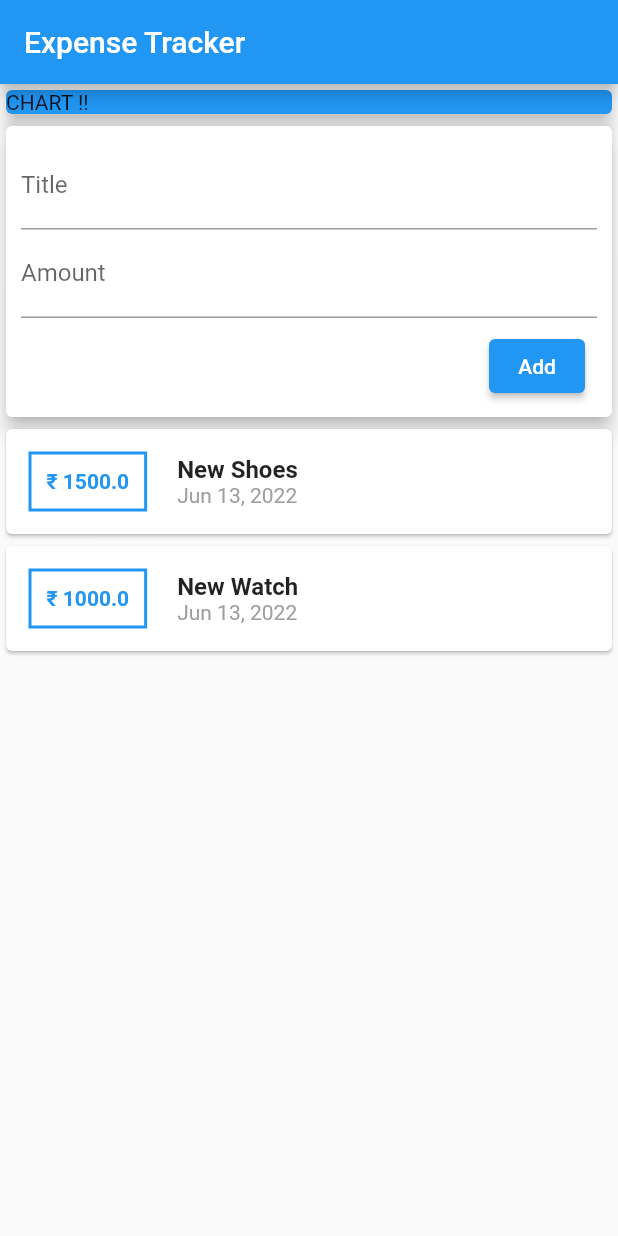
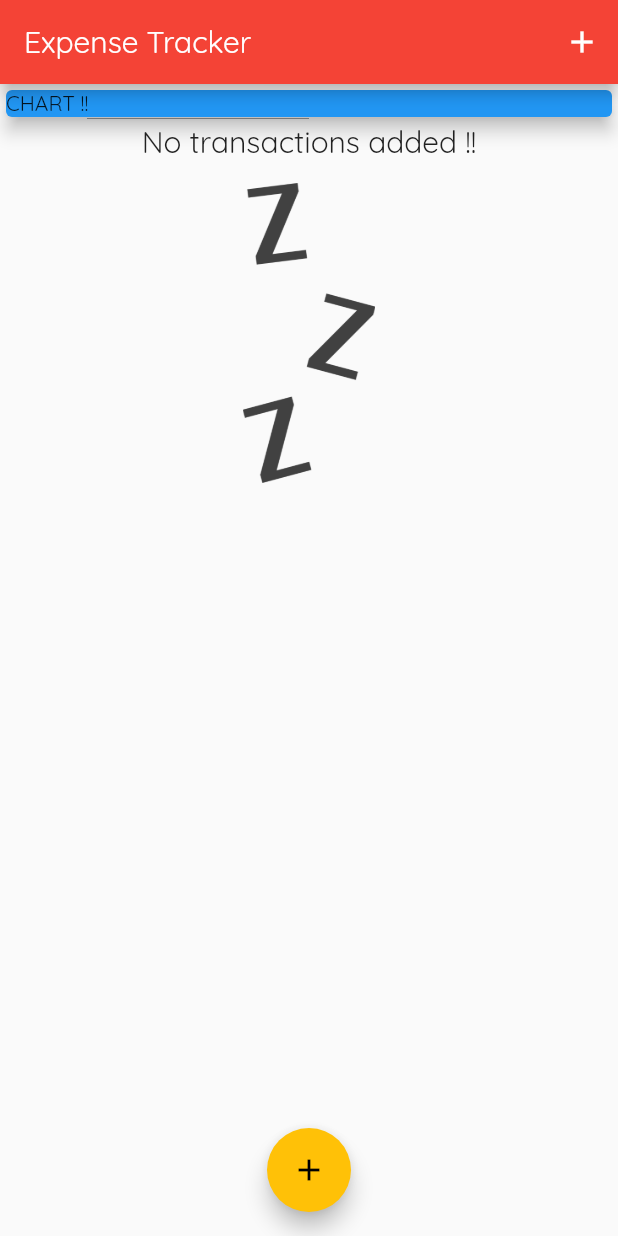
Before and after one commit to YashrajsinhYz/Personal-Expense-Tracker, a Flutter app: the screen it shows after launch, on a phone screen of 412 x 824 dp. Run offline on Flutter 3.47's test engine with Material 2 defaults, Android fonts, the phone set to English and light mode, and no system bars.

Commit message:
30th_tutorial

```diff
--- a/lib/main.dart
+++ b/lib/main.dart
@@ -1,7 +1,8 @@
 import 'package:flutter/material.dart';
-import 'package:intl/intl.dart';
 
-import './transaction.dart';
+import './widgets/new_transaction.dart';
+import './widgets/transaction_list.dart';
+import './models/transaction.dart';
 
 void main() => runApp(MyApp());
 
@@ -11,114 +12,95 @@ class MyApp extends StatelessWidget {
     return MaterialApp(
       debugShowCheckedModeBanner: false,
       title: "Personal Expense",
+      theme: ThemeData(
+        primarySwatch: Colors.red,
+        accentColor: Colors.amber,
+        fontFamily: 'Quicksand',
+      ),
       home: MyHomePage(),
     );
   }
 }
 
-class MyHomePage extends StatelessWidget {
-  final List<Transaction> transactions = [
-    Transaction(
-      id: "t1",
-      title: "New Shoes",
-      amount: 1500,
+class MyHomePage extends StatefulWidget {
+  @override
+  State<MyHomePage> createState() => _MyHomePageState();
+}
+
+class _MyHomePageState extends State<MyHomePage> {
+  final List<Transaction> _userTransactions = [
+    // Transaction(
+    //   id: "t1",
+    //   title: "New Shoes",
+    //   amount: 1500,
+    //   date: DateTime.now(),
+    // ),
+    // Transaction(
+    //   id: "t2",
+    //   title: "New Watch",
+    //   amount: 1000,
+    //   date: DateTime.now(),
+    // ),
+  ];
+
+  void _addNewTransaction(String txTitle, double txAmount) {
+    final newTx = Transaction(
+      title: txTitle,
+      amount: txAmount,
       date: DateTime.now(),
-    ),
-    Transaction(
-      id: "t2",
-      title: "New Watch",
-      amount: 1000,
-      date: DateTime.now(),
-    ),
-  ];
+      id: DateTime.now().toString(),
+    );
+
+    setState(() {
+      _userTransactions.add(newTx);
+    });
+  }
+
+  void _startAddNewTransaction(BuildContext ctx) {
+    showModalBottomSheet(
+        context: ctx,
+        builder: (_) {
+          return GestureDetector(
+            onTap: () {},
+            behavior: HitTestBehavior.opaque,
+            child: NewTransaction(_addNewTransaction),
+          );
+        });
+  }
 
   @override
   Widget build(BuildContext context) {
     return Scaffold(
       appBar: AppBar(
-        title: Text("Expense Tracker"),
+        title: Text(
+          "Expense Tracker",
         ),
-      body: Column(
+        actions: [
+          IconButton(
+            onPressed: () => _startAddNewTransaction(context),
+            icon: Icon(Icons.add),
+          ),
+        ],
+      ),
+      body: SingleChildScrollView(
+        child: Column(
           children: [
             Container(
               width: double.infinity,
               child: Card(
                 color: Colors.blue,
+                elevation: 5.0,
                 child: Text("CHART !!"),
-              elevation: 5.0,
               ),
             ),
-          Card(
-            elevation: 5,
-            child: Container(
-              padding: EdgeInsets.all(10),
-              child: Column(
-                crossAxisAlignment: CrossAxisAlignment.end,
-                children: [
-                  TextField(
-                    decoration: InputDecoration(labelText: "Title"),
-                  ),
-                  TextField(
-                    decoration: InputDecoration(labelText: "Amount"),
-                  ),
-                  Padding(
-                    padding: const EdgeInsets.only(
-                      top: 8.0,
-                      right: 8.0,
-                    ),
-                    child: ElevatedButton(onPressed: () {}, child: Text("Add")),
-                  )
+            TransactionList(_userTransactions),
           ],
         ),
       ),
-          ),
-          Column(
-            children: transactions.map(
-              (tx) {
-                return Card(
-                  child: Row(
-                    children: [
-                      Container(
-                        margin: EdgeInsets.symmetric(
-                          vertical: 15,
-                          horizontal: 15,
-                        ),
-                        decoration: BoxDecoration(
-                          border: Border.all(color: Colors.blue, width: 2),
-                        ),
-                        padding: EdgeInsets.all(10),
-                        child: Text(
-                          "₹ ${tx.amount}",
-                          style: TextStyle(
-                            color: Colors.blue,
-                            fontWeight: FontWeight.bold,
-                          ),
-                        ),
-                      ),
-                      Container(
-                        padding: EdgeInsets.all(5),
-                        child: Column(
-                          crossAxisAlignment: CrossAxisAlignment.start,
-                          children: [
-                            Text(
-                              tx.title,
-                              style: TextStyle(
-                                  fontSize: 16, fontWeight: FontWeight.bold),
-                            ),
-                            Text(
-                              DateFormat.yMMMd().format(tx.date),
-                              style: TextStyle(color: Colors.grey),
-                            ),
-                          ],
-                        ),
-                      ),
-                    ],
-                  ),
-                );
-              },
-            ).toList(),
-          ),
-        ],
+      floatingActionButtonLocation: FloatingActionButtonLocation.centerFloat,
+      floatingActionButton: FloatingActionButton(
+        onPressed: () => _startAddNewTransaction(context),
+        child: Icon(Icons.add),
       ),
     );
   }
--- /dev/null
+++ b/lib/widgets/transaction_list.dart
@@ -0,0 +1,84 @@
+import 'package:flutter/material.dart';
+import 'package:intl/intl.dart';
+
+import '../models/transaction.dart';
+
+class TransactionList extends StatelessWidget {
+  final List<Transaction> transactions;
+
+  TransactionList(this.transactions);
+
+  @override
+  Widget build(BuildContext context) {
+    return Container(
+      height: 730,
+      child: transactions.isEmpty
+          ? Column(
+              children: [
+                Text(
+                  "No transactions added !!",
+                  style: Theme.of(context).textTheme.titleLarge,
+                ),
+                SizedBox(
+                  height: 15,
+                ),
+                Container(
+                  height: 200,
+                  child: Image.asset(
+                    "assets/images/waiting.png",
+                  ),
+                )
+              ],
+            )
+          : ListView.builder(
+              itemBuilder: (ctx, index) {
+                return Card(
+                  child: Row(
+                    children: [
+                      Container(
+                        margin: EdgeInsets.symmetric(
+                          vertical: 15,
+                          horizontal: 15,
+                        ),
+                        decoration: BoxDecoration(
+                          border: Border.all(
+                            color: Theme.of(context).primaryColor,
+                            width: 2,
+                          ),
+                        ),
+                        padding: EdgeInsets.all(10),
+                        child: Text(
+                          "₹ ${transactions[index].amount.toStringAsFixed(2)}",
+                          style: TextStyle(
+                            color: Theme.of(context).primaryColor,
+                            fontWeight: FontWeight.bold,
+                          ),
+                        ),
+                      ),
+                      Container(
+                        padding: EdgeInsets.all(5),
+                        child: Column(
+                          crossAxisAlignment: CrossAxisAlignment.start,
+                          children: [
+                            Text(
+                              transactions[index].title,
+                              style: TextStyle(
+                                  fontSize: 16, fontWeight: FontWeight.bold),
+                            ),
+                            Text(
+                              DateFormat.yMMMd()
+                                  .format(transactions[index].date),
+                              style: TextStyle(color: Colors.grey),
+                            ),
+                          ],
+                        ),
+                      ),
+                    ],
+                  ),
+                );
+              },
+              itemCount: transactions.length,
+            ),
+    );
+  }
+}
```
Also changed, not shown: lib/widgets/new_transaction.dart (added, +72 -0 lines), pubspec.yaml (+12 -8 lines), assets/fonts/OpenSans-Bold.ttf (added), assets/fonts/OpenSans-Regular.ttf (added), assets/fonts/Quicksand-Bold.ttf (added), assets/fonts/Quicksand-Light.ttf (added), assets/fonts/Quicksand-Medium.ttf (added), assets/fonts/Quicksand-Regular.ttf (added), assets/images/waiting.png (added), lib/models/transaction.dart (renamed from lib/transaction.dart). Lines whose indentation alone changed are shown as unchanged.
